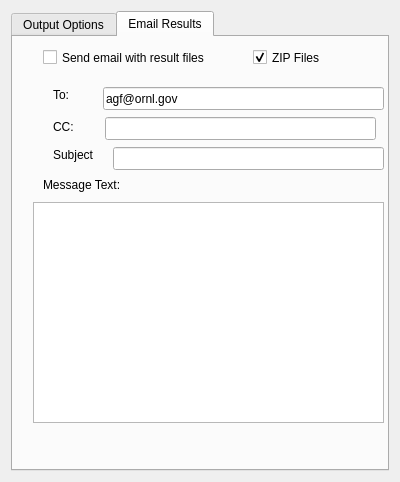
The window that designer/reduce_dialog.ui (aglavic/quicknxs) describes before a commit, drawn with Qt 5.
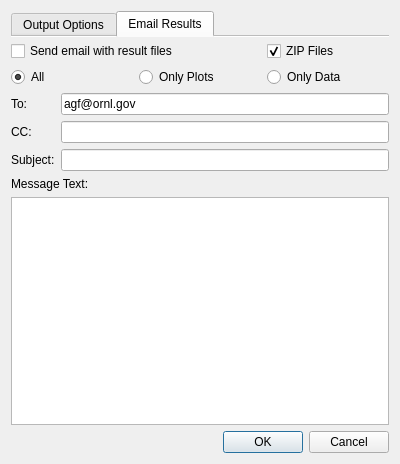
The same window after the commit. The open tabs and pages were chosen to show the change. Icons and pictures are not drawn.

Commit message: Email results to user as attachment for all files or as single .zip file

What changed in the file:
```diff
--- a/designer/reduce_dialog.ui
+++ b/designer/reduce_dialog.ui
@@ -23,11 +23,17 @@
      <property name="currentIndex">
       <number>0</number>
      </property>
+     <property name="documentMode">
+      <bool>true</bool>
+     </property>
      <widget class="QWidget" name="tab">
       <attribute name="title">
        <string>Output Options</string>
       </attribute>
       <layout class="QVBoxLayout" name="verticalLayout_2">
+       <property name="margin">
+        <number>0</number>
+       </property>
        <item>
         <widget class="QWidget" name="widget" native="true">
          <layout class="QHBoxLayout" name="horizontalLayout">
@@ -253,149 +259,132 @@
          </item>
         </layout>
        </item>
-       <item>
-        <widget class="QDialogButtonBox" name="buttonBox">
-         <property name="orientation">
-          <enum>Qt::Horizontal</enum>
-         </property>
-         <property name="standardButtons">
-          <set>QDialogButtonBox::Cancel|QDialogButtonBox::Ok</set>
-         </property>
-        </widget>
-       </item>
       </layout>
      </widget>
      <widget class="QWidget" name="tab_2">
       <attribute name="title">
        <string>Email Results</string>
       </attribute>
-      <widget class="QPlainTextEdit" name="emailText">
-       <property name="geometry">
-        <rect>
-         <x>20</x>
-         <y>165</y>
-         <width>351</width>
-         <height>221</height>
-        </rect>
+      <layout class="QVBoxLayout" name="verticalLayout_5">
+       <property name="leftMargin">
+        <number>0</number>
        </property>
-      </widget>
-      <widget class="QLineEdit" name="emailTo">
-       <property name="geometry">
-        <rect>
-         <x>90</x>
-         <y>50</y>
-         <width>281</width>
-         <height>23</height>
-        </rect>
+       <property name="topMargin">
+        <number>4</number>
        </property>
-       <property name="text">
-        <string>agf@ornl.gov</string>
+       <property name="rightMargin">
+        <number>0</number>
        </property>
-      </widget>
-      <widget class="QLineEdit" name="emailSubject">
-       <property name="geometry">
-        <rect>
-         <x>100</x>
-         <y>110</y>
-         <width>271</width>
-         <height>23</height>
-        </rect>
+       <property name="bottomMargin">
+        <number>0</number>
        </property>
-      </widget>
-      <widget class="QLabel" name="label_3">
-       <property name="geometry">
-        <rect>
-         <x>40</x>
-         <y>110</y>
-         <width>56</width>
-         <height>15</height>
-        </rect>
-       </property>
-       <property name="text">
-        <string>Subject</string>
-       </property>
-      </widget>
-      <widget class="QLabel" name="label_4">
-       <property name="geometry">
-        <rect>
-         <x>40</x>
-         <y>50</y>
-         <width>21</width>
-         <height>16</height>
-        </rect>
-       </property>
-       <property name="text">
-        <string>To:</string>
-       </property>
-      </widget>
-      <widget class="QCheckBox" name="emailSend">
-       <property name="geometry">
-        <rect>
-         <x>30</x>
-         <y>10</y>
-         <width>191</width>
-         <height>21</height>
-        </rect>
-       </property>
-       <property name="text">
-        <string>Send email with result files</string>
-       </property>
-      </widget>
-      <widget class="QCheckBox" name="emailZIP">
-       <property name="geometry">
-        <rect>
-         <x>240</x>
-         <y>10</y>
-         <width>82</width>
-         <height>21</height>
-        </rect>
-       </property>
-       <property name="text">
-        <string>ZIP Files</string>
-       </property>
-       <property name="checked">
-        <bool>true</bool>
-       </property>
-      </widget>
-      <widget class="QLineEdit" name="emailCC">
-       <property name="geometry">
-        <rect>
-         <x>92</x>
-         <y>80</y>
-         <width>271</width>
-         <height>23</height>
-        </rect>
-       </property>
-      </widget>
-      <widget class="QLabel" name="label_5">
-       <property name="geometry">
-        <rect>
-         <x>40</x>
-         <y>80</y>
-         <width>31</width>
-         <height>20</height>
-        </rect>
-       </property>
-       <property name="text">
-        <string>CC:</string>
-       </property>
-      </widget>
-      <widget class="QLabel" name="label_6">
-       <property name="geometry">
-        <rect>
-         <x>30</x>
-         <y>140</y>
-         <width>101</width>
-         <height>16</height>
-        </rect>
-       </property>
-       <property name="text">
-        <string>Message Text:</string>
-       </property>
-      </widget>
+       <item>
+        <layout class="QGridLayout" name="gridLayout_3">
+         <item row="0" column="2">
+          <widget class="QCheckBox" name="emailZIP">
+           <property name="text">
+            <string>ZIP Files</string>
+           </property>
+           <property name="checked">
+            <bool>true</bool>
+           </property>
+          </widget>
+         </item>
+         <item row="1" column="1">
+          <widget class="QRadioButton" name="emailPlots">
+           <property name="text">
+            <string>Only Plots</string>
+           </property>
+          </widget>
+         </item>
+         <item row="1" column="0">
+          <widget class="QRadioButton" name="emailAll">
+           <property name="text">
+            <string>All</string>
+           </property>
+           <property name="checked">
+            <bool>true</bool>
+           </property>
+          </widget>
+         </item>
+         <item row="0" column="0" colspan="2">
+          <widget class="QCheckBox" name="emailSend">
+           <property name="text">
+            <string>Send email with result files</string>
+           </property>
+          </widget>
+         </item>
+         <item row="1" column="2">
+          <widget class="QRadioButton" name="emailData">
+           <property name="text">
+            <string>Only Data</string>
+           </property>
+          </widget>
+         </item>
+        </layout>
+       </item>
+       <item>
+        <layout class="QGridLayout" name="gridLayout_2">
+         <item row="0" column="0">
+          <widget class="QLabel" name="label_4">
+           <property name="text">
+            <string>To:</string>
+           </property>
+          </widget>
+         </item>
+         <item row="0" column="1">
+          <widget class="QLineEdit" name="emailTo">
+           <property name="text">
+            <string>agf@ornl.gov</string>
+           </property>
+          </widget>
+         </item>
+         <item row="1" column="0">
+          <widget class="QLabel" name="label_5">
+           <property name="text">
+            <string>CC:</string>
+           </property>
+          </widget>
+         </item>
+         <item row="1" column="1">
+          <widget class="QLineEdit" name="emailCC"/>
+         </item>
+         <item row="2" column="0">
+          <widget class="QLabel" name="label_3">
+           <property name="text">
+            <string>Subject:</string>
+           </property>
+          </widget>
+         </item>
+         <item row="2" column="1">
+          <widget class="QLineEdit" name="emailSubject"/>
+         </item>
+        </layout>
+       </item>
+       <item>
+        <widget class="QLabel" name="label_6">
+         <property name="text">
+          <string>Message Text:</string>
+         </property>
+        </widget>
+       </item>
+       <item>
+        <widget class="QPlainTextEdit" name="emailText"/>
+       </item>
+      </layout>
      </widget>
     </widget>
    </item>
+   <item>
+    <widget class="QDialogButtonBox" name="buttonBox">
+     <property name="orientation">
+      <enum>Qt::Horizontal</enum>
+     </property>
+     <property name="standardButtons">
+      <set>QDialogButtonBox::Cancel|QDialogButtonBox::Ok</set>
+     </property>
+    </widget>
+   </item>
   </layout>
  </widget>
  <resources>
```
The commit also changes 11 other files.
